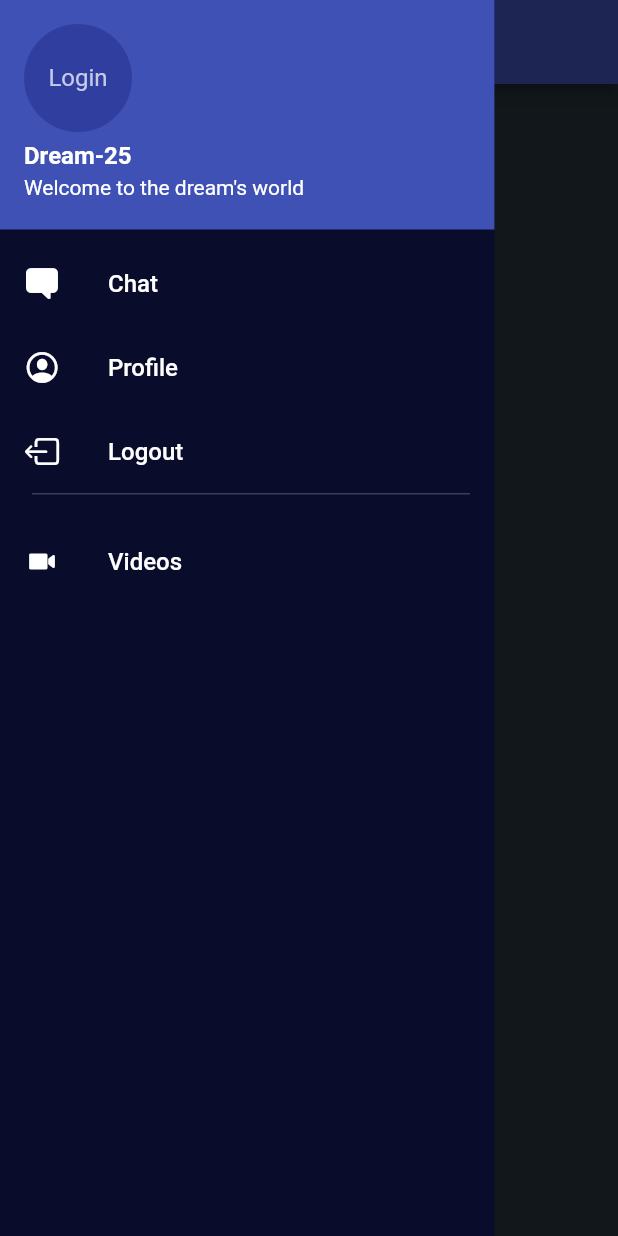
After one commit to dream-25/dream-25, a Flutter app: the screen it shows after launch, in the side drawer, after a tap on "Login", on a phone screen of 412 x 824 dp. The commit adds this screen. Run offline on Flutter 3.47's test engine with Material 2 defaults, Android fonts, the phone set to English and light mode, and no system bars; our stand-ins replace cached_network_image, firebase_core, flutter_phoenix, fluttertoast, google_sign_in, shared_preferences; accounts and stored records are empty.

Commit message:
@ItsMohan025   05/14/2022   2:08:02.40 AM

```diff
--- a/lib/main.dart
+++ b/lib/main.dart
@@ -1,9 +1,9 @@
-import 'package:drm25/screens/home_screen.dart';
+import 'package:drm25/screens/home_screen/home_screen.dart';
 import 'package:drm25/screens/splash_screen.dart';
 import 'package:drm25/utils/routes.dart';
 import 'package:firebase_core/firebase_core.dart';
 import 'package:flutter/material.dart';
-
+import 'package:flutter_phoenix/flutter_phoenix.dart';
 import 'firebase_options.dart';
 import 'screens/login_screen.dart';
 
@@ -12,7 +12,7 @@ void main() async {
   await Firebase.initializeApp(
     options: DefaultFirebaseOptions.currentPlatform,
   );
-  runApp(const MyApp());
+  runApp(Phoenix(child: const MyApp()));
 }
 
 class MyApp extends StatelessWidget {
@@ -25,7 +25,6 @@ class MyApp extends StatelessWidget {
       debugShowCheckedModeBanner: false,
       title: 'Dream-25',
       theme: ThemeData(
-        brightness: Brightness.dark,
         primarySwatch: Colors.indigo,
       ),
       routes: {
--- a/lib/screens/home_screen.dart
+++ /dev/null
@@ -1,14 +0,0 @@
-import 'package:flutter/material.dart';
-
-class HomeScreen extends StatelessWidget {
-  const HomeScreen({Key? key}) : super(key: key);
-
-  @override
-  Widget build(BuildContext context) {
-    return const SafeArea(
-      child: Scaffold(
-        body: Text("Hiii"),
-      ),
-    );
-  }
-}
--- /dev/null
+++ b/lib/screens/home_screen/home_screen.dart
@@ -0,0 +1,50 @@
+import 'package:drm25/screens/home_screen/home_screen_widgets/drawer.dart';
+import 'package:flutter/material.dart';
+import 'package:google_sign_in/google_sign_in.dart';
+
+class HomeScreen extends StatefulWidget {
+  const HomeScreen({Key? key}) : super(key: key);
+
+  @override
+  State<HomeScreen> createState() => _HomeScreenState();
+}
+
+class _HomeScreenState extends State<HomeScreen> {
+  final GoogleSignIn _googleSignIn = GoogleSignIn();
+
+  GoogleSignInAccount? _currentUser;
+
+  @override
+  void initState() {
+    super.initState();
+    _googleSignIn.onCurrentUserChanged.listen((GoogleSignInAccount? account) {
+      setState(() {
+        _currentUser = account;
+      });
+    });
+    _googleSignIn.signInSilently();
+  }
+
+  @override
+  Widget build(BuildContext context) {
+    final GoogleSignInAccount? user = _currentUser;
+    return SafeArea(
+      child: Scaffold(
+        backgroundColor: Colors.blueGrey.shade900,
+        appBar: AppBar(
+          foregroundColor: Colors.blueGrey.shade900,
+        ),
+        body: SingleChildScrollView(
+          child: Column(
+            children: const [],
+          ),
+        ),
+        drawer: (user != null)
+            ? HomeScreenDrawer(user.displayName.toString(),
+                user.email.toString(), user.photoUrl.toString())
+            : HomeScreenDrawer(
+                "Dream-25", "Welcome to the dream's world", "none"),
+      ),
+    );
+  }
+}
--- /dev/null
+++ b/lib/screens/home_screen/home_screen_widgets/drawer.dart
@@ -0,0 +1,135 @@
+import 'package:cached_network_image/cached_network_image.dart';
+import 'package:flutter/cupertino.dart';
+import 'package:flutter/material.dart';
+import 'package:flutter_phoenix/flutter_phoenix.dart';
+import 'package:fluttertoast/fluttertoast.dart';
+import 'package:google_sign_in/google_sign_in.dart';
+
+// ignore: must_be_immutable
+class HomeScreenDrawer extends StatefulWidget {
+  String userName;
+  String userEmail;
+  String userProfileImageUrl;
+  HomeScreenDrawer(this.userName, this.userEmail, this.userProfileImageUrl,
+      {Key? key})
+      : super(key: key);
+
+  @override
+  State<HomeScreenDrawer> createState() => _HomeScreenDrawerState();
+}
+
+class _HomeScreenDrawerState extends State<HomeScreenDrawer> {
+  final GoogleSignIn _googleSignIn = GoogleSignIn();
+
+  Future<void> _handleSignIn() async {
+    try {
+      await _googleSignIn
+          .signIn()
+          .then((value) => (value != null) ? Phoenix.rebirth(context) : null);
+    } catch (error) {
+      Fluttertoast.showToast(msg: error.toString());
+    }
+  }
+
+  Future<void> _handleSignOut() async {
+    await _googleSignIn.disconnect().then((value) => Phoenix.rebirth(context));
+  }
+
+  @override
+  void initState() {
+    super.initState();
+  }
+
+  @override
+  Widget build(BuildContext context) {
+    return SafeArea(
+      child: Container(
+        height: MediaQuery.of(context).size.height,
+        color: const Color.fromARGB(125, 1, 2, 61),
+        width: MediaQuery.of(context).size.width * 0.8,
+        child: SingleChildScrollView(
+          child: Column(
+            children: [
+              DrawerHeader(
+                padding: const EdgeInsets.all(0),
+                margin: const EdgeInsets.all(0),
+                child: UserAccountsDrawerHeader(
+                  arrowColor: Colors.white,
+                  accountName: Text(
+                    widget.userName,
+                    style: const TextStyle(
+                      fontSize: 16.0,
+                      fontWeight: FontWeight.bold,
+                    ),
+                  ),
+                  accountEmail: Text(widget.userEmail),
+                  currentAccountPicture: (widget.userProfileImageUrl !=
+                              "none" &&
+                          widget.userProfileImageUrl != "null")
+                      ? CircleAvatar(
+                          backgroundImage: CachedNetworkImageProvider(
+                              widget.userProfileImageUrl),
+                        )
+                      : (widget.userProfileImageUrl == "none")
+                          ? InkWell(
+                              onTap: _handleSignIn,
+                              child: CircleAvatar(
+                                  backgroundColor: Colors.indigo.shade700,
+                                  child: const Text("Login")),
+                            )
+                          : CircleAvatar(
+                              backgroundColor: Colors.indigo.shade700,
+                              child: Center(
+                                child: Text(
+                                  widget.userName.toString().substring(0, 1),
+                                  style: const TextStyle(
+                                    fontSize: 40,
+                                  ),
+                                ),
+                              )),
+                ),
+              ),
+              const ListTile(
+                  leading: Icon(CupertinoIcons.bubble_right_fill,
+                      color: Colors.white),
+                  title: Text(
+                    "Chat",
+                    style: TextStyle(fontSize: 16, color: Colors.white),
+                  )),
+              const ListTile(
+                  leading:
+                      Icon(CupertinoIcons.profile_circled, color: Colors.white),
+                  title: Text(
+                    "Profile",
+                    style: TextStyle(fontSize: 16, color: Colors.white),
+                  )),
+              InkWell(
+                onTap: _handleSignOut,
+                child: const ListTile(
+                    leading: Icon(CupertinoIcons.square_arrow_left,
+                        color: Colors.white),
+                    title: Text(
+                      "Logout",
+                      style: TextStyle(fontSize: 16, color: Colors.white),
+                    )),
+              ),
+              Container(
+                height: 0.5,
+                width: MediaQuery.of(context).size.width - 120,
+                margin: const EdgeInsets.fromLTRB(17, 0, 12, 17),
+                color: const Color.fromARGB(255, 110, 111, 133),
+              ),
+              const ListTile(
+                  leading: Icon(CupertinoIcons.video_camera_solid,
+                      color: Colors.white),
+                  title: Text(
+                    "Videos",
+                    style: TextStyle(fontSize: 16, color: Colors.white),
+                  )),
+            ],
+          ),
+        ),
+      ),
+    );
+  }
+}
--- a/lib/screens/splash_screen.dart
+++ b/lib/screens/splash_screen.dart
@@ -1,4 +1,5 @@
-import 'package:drm25/screens/home_screen.dart';
+import 'dart:io';
+import 'package:drm25/utils/routes.dart';
 import 'package:flutter/material.dart';
 
 class SplashScreen extends StatefulWidget {
@@ -15,19 +16,9 @@ class _SplashScreenState extends State<SplashScreen> {
     _navigateToHome();
   }
 
-  Route _createRoute() {
-    return PageRouteBuilder(
-      pageBuilder: (context, animation, secondaryAnimation) =>
-          const HomeScreen(),
-      transitionsBuilder: (context, animation, secondaryAnimation, child) {
-        return child;
-      },
-    );
-  }
-
   _navigateToHome() async {
     await Future.delayed(const Duration(milliseconds: 3100));
-    await Navigator.of(context).push(_createRoute());
+    await Navigator.of(context).pushReplacementNamed(MyRoutes.homeRootRoute);
   }
 
   @override
@@ -37,8 +28,13 @@ class _SplashScreenState extends State<SplashScreen> {
       body: Align(
           alignment: Alignment.center,
           child: SizedBox(
-            height: MediaQuery.of(context).size.height * 0.40,
-            child: Image.asset("assets/images/splash_gif.gif"),
+            height: Platform.isAndroid
+                ? MediaQuery.of(context).size.height * 0.20
+                : MediaQuery.of(context).size.height * 0.30,
+            child: Image.asset(
+              "assets/images/splash_gif.gif",
+              gaplessPlayback: false,
+            ),
           )),
     );
   }
--- a/pubspec.yaml
+++ b/pubspec.yaml
@@ -42,6 +42,8 @@ dependencies:
   shared_preferences: ^2.0.13
   google_sign_in: ^5.3.1
   http: ^0.13.4
+  cupertino_icons: ^1.0.4
+  flutter_phoenix: ^1.0.0
 
 dev_dependencies:
   flutter_test:
```
Also changed, not shown: assets/images/splash_gif.gif, pubspec.lock.
